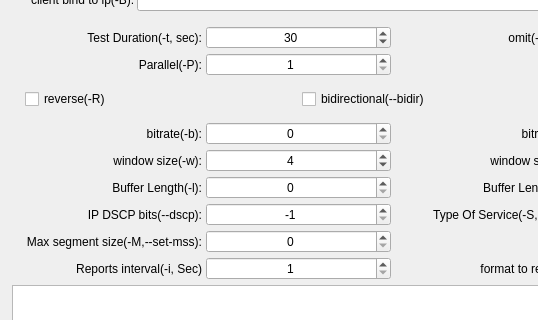
Above: qiperfc/src/dlgiperf.ui from coolshou/qiperf before the change; both pictures show x 0 to 538 and y 190 to 510 of the 786 by 781 pixel window. Below: the same form after it.
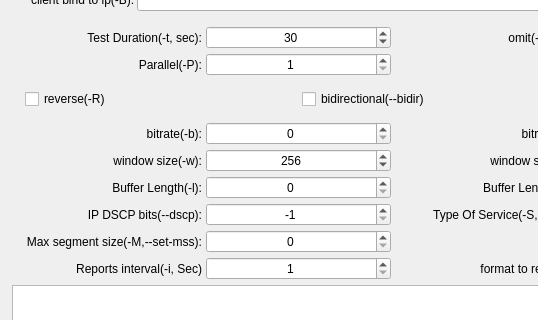
That is the form after the change. Icons and pictures are not drawn.

The edit to the form file:
```diff
--- a/qiperfc/src/dlgiperf.ui
+++ b/qiperfc/src/dlgiperf.ui
@@ -492,8 +492,11 @@
            <property name="alignment">
             <set>Qt::AlignCenter</set>
            </property>
+           <property name="maximum">
+            <number>999</number>
+           </property>
            <property name="value">
-            <number>4</number>
+            <number>256</number>
            </property>
           </widget>
          </item>
```
Left out of the diff: 2 changed lines with no effect on the pictures.
